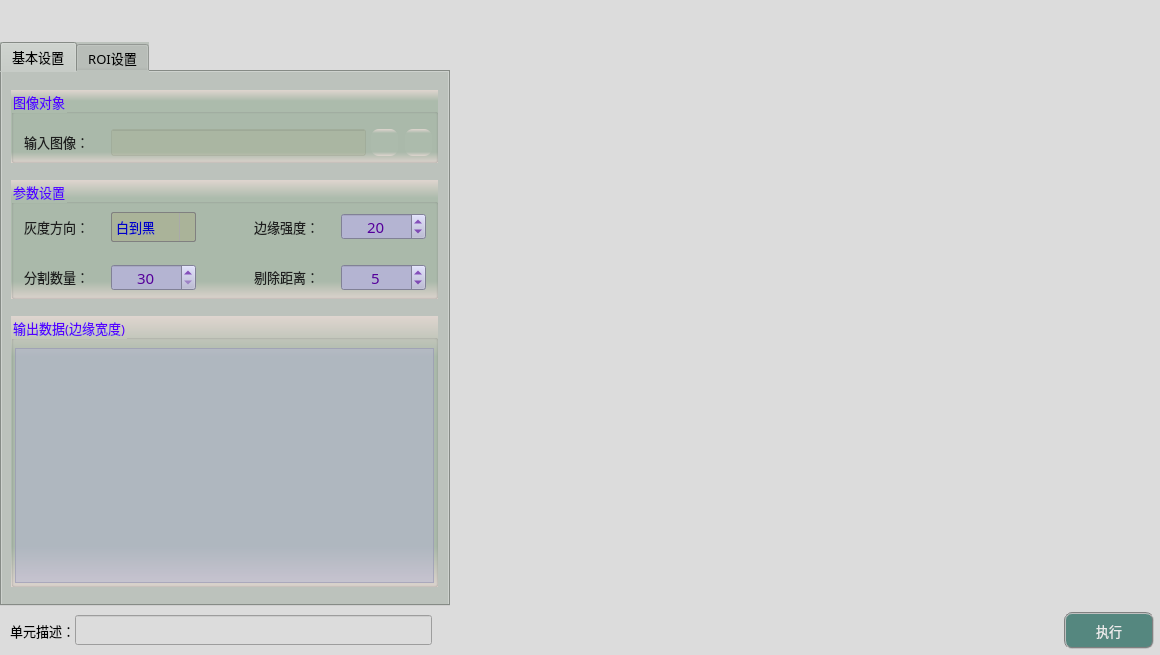
Qt form QPlugins/GeometryMeasure/EdgeWidthMeasure/frmEdgeWidthMeasure.ui (virtualesp/opencv4workflow) before a commit.
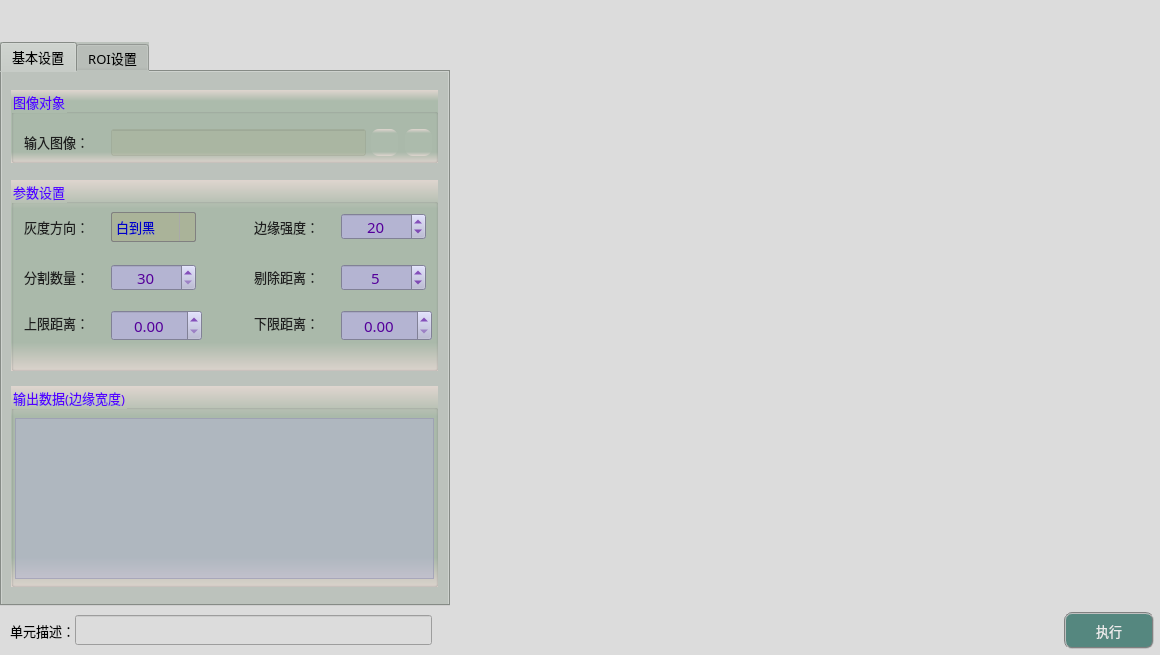
The same form after that commit. Icons and pictures are not drawn.

Commit message: 新增边缘宽度测量的上限距离和下限距离

Diff of the .ui file:
```diff
--- a/QPlugins/GeometryMeasure/EdgeWidthMeasure/frmEdgeWidthMeasure.ui
+++ b/QPlugins/GeometryMeasure/EdgeWidthMeasure/frmEdgeWidthMeasure.ui
@@ -274,7 +274,7 @@
          <x>9</x>
          <y>108</y>
          <width>427</width>
-         <height>119</height>
+         <height>191</height>
         </rect>
        </property>
        <property name="font">
@@ -575,14 +575,138 @@
          <number>5</number>
         </property>
        </widget>
+       <widget class="QLabel" name="label_22">
+        <property name="geometry">
+         <rect>
+          <x>13</x>
+          <y>133</y>
+          <width>81</width>
+          <height>19</height>
+         </rect>
+        </property>
+        <property name="font">
+         <font>
+          <family>微软雅黑</family>
+          <pointsize>10</pointsize>
+          <weight>50</weight>
+          <bold>false</bold>
+         </font>
+        </property>
+        <property name="styleSheet">
+         <string notr="true">color: rgb(30, 30, 30);
+background: transparent;</string>
+        </property>
+        <property name="text">
+         <string>上限距离：</string>
+        </property>
+       </widget>
+       <widget class="QLabel" name="label_23">
+        <property name="geometry">
+         <rect>
+          <x>243</x>
+          <y>133</y>
+          <width>81</width>
+          <height>19</height>
+         </rect>
+        </property>
+        <property name="font">
+         <font>
+          <family>微软雅黑</family>
+          <pointsize>10</pointsize>
+          <weight>50</weight>
+          <bold>false</bold>
+         </font>
+        </property>
+        <property name="styleSheet">
+         <string notr="true">color: rgb(30, 30, 30);
+background: transparent;</string>
+        </property>
+        <property name="text">
+         <string>下限距离：</string>
+        </property>
+       </widget>
+       <widget class="QDoubleSpinBox" name="spinUpDistance">
+        <property name="geometry">
+         <rect>
+          <x>100</x>
+          <y>130</y>
+          <width>91</width>
+          <height>31</height>
+         </rect>
+        </property>
+        <property name="font">
+         <font>
+          <family>微软雅黑</family>
+          <pointsize>11</pointsize>
+         </font>
+        </property>
+        <property name="styleSheet">
+         <string notr="true">QWidget{color: rgb(85, 0, 155);background-color: rgb(180, 180, 210);}
+QDoubleSpinBox::up-button{
+    border:transparent;
+}
+QDoubleSpinBox::down-button{
+    border:transparent;
+}
+QDoubleSpinBox::up-arrow{
+    image:url(:/resource/up.png);
+}
+QDoubleSpinBox::down-arrow{
+    image:url(:/resource/down.png);
+}</string>
+        </property>
+        <property name="alignment">
+         <set>Qt::AlignCenter</set>
+        </property>
+        <property name="maximum">
+         <double>9999999.990000000223517</double>
+        </property>
+       </widget>
+       <widget class="QDoubleSpinBox" name="spinLowDistance">
+        <property name="geometry">
+         <rect>
+          <x>330</x>
+          <y>130</y>
+          <width>91</width>
+          <height>31</height>
+         </rect>
+        </property>
+        <property name="font">
+         <font>
+          <family>微软雅黑</family>
+          <pointsize>11</pointsize>
+         </font>
+        </property>
+        <property name="styleSheet">
+         <string notr="true">QWidget{color: rgb(85, 0, 155);background-color: rgb(180, 180, 210);}
+QDoubleSpinBox::up-button{
+    border:transparent;
+}
+QDoubleSpinBox::down-button{
+    border:transparent;
+}
+QDoubleSpinBox::up-arrow{
+    image:url(:/resource/up.png);
+}
+QDoubleSpinBox::down-arrow{
+    image:url(:/resource/down.png);
+}</string>
+        </property>
+        <property name="alignment">
+         <set>Qt::AlignCenter</set>
+        </property>
+        <property name="maximum">
+         <double>9999999.990000000223517</double>
+        </property>
+       </widget>
       </widget>
       <widget class="QGroupBox" name="groupC3">
        <property name="geometry">
         <rect>
          <x>9</x>
-         <y>244</y>
+         <y>314</y>
          <width>427</width>
-         <height>271</height>
+         <height>201</height>
         </rect>
        </property>
        <property name="font">
@@ -604,7 +728,7 @@
           <x>4</x>
           <y>32</y>
           <width>419</width>
-          <height>235</height>
+          <height>161</height>
          </rect>
         </property>
         <property name="font">
```
The commit also changes 423 other files.
